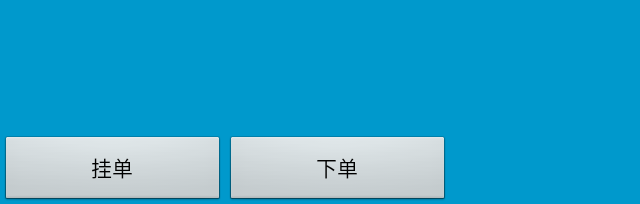
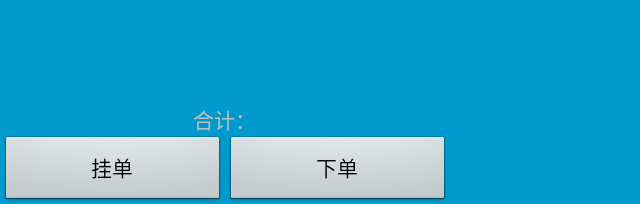
Before and after one commit to carabbit/AromaCafeCashier, an Android app: the screen it shows after launch (OrderActivity), on a phone screen of 824 x 412 dp (held sideways). Shown: the part 411-615 px from the top of the screen, without its empty margins (0-640 px from the left). Run offline under Robolectric (Android 15) with nearby library versions, the phone set to English and light mode, and no system bars.

Commit message:
订单页-增加底部合计控件

```diff
--- a/app/src/main/res/layout/order.xml
+++ b/app/src/main/res/layout/order.xml
@@ -21,6 +21,12 @@
             android:layout_width="wrap_content"
             android:layout_height="match_parent"
             android:layout_weight="1"></ListView>
+        <TextView
+            android:id="@+id/total_cash"
+            android:layout_width="wrap_content"
+            android:layout_gravity="center_horizontal"
+            android:layout_height="wrap_content"
+            android:text="@string/total_cash" />
 
         <LinearLayout
             android:layout_width="match_parent"
--- a/app/src/main/res/values/strings.xml
+++ b/app/src/main/res/values/strings.xml
@@ -6,4 +6,5 @@
     <string name="order">订单</string>
     <string name="temp_order">挂单</string>
     <string name="confirm_order">下单</string>
+    <string name="total_cash">合计：</string>
 </resources>
```
